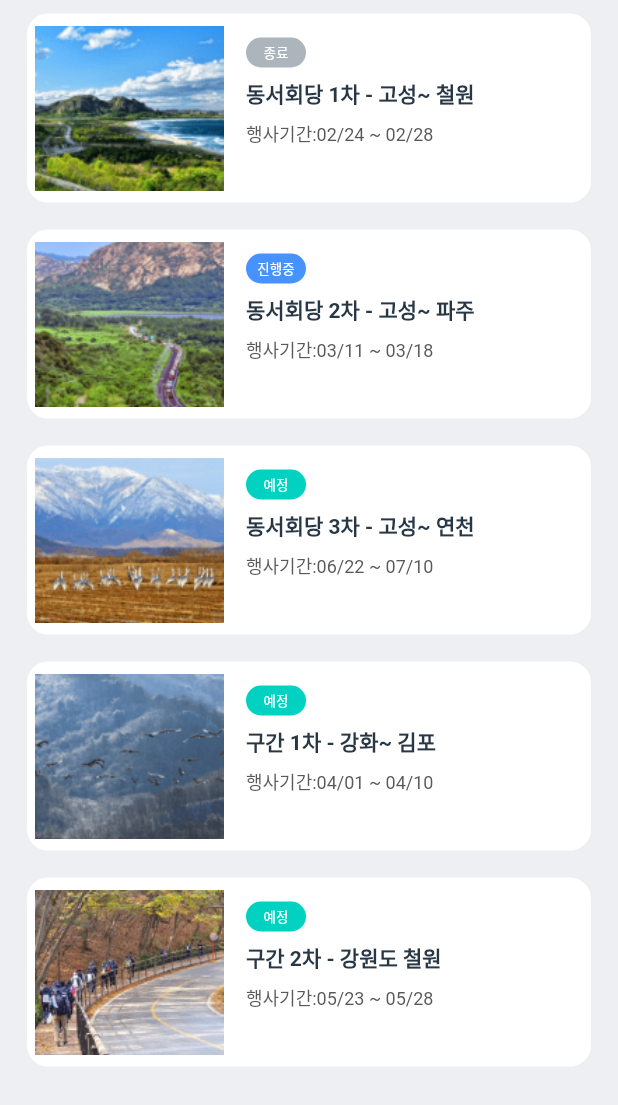
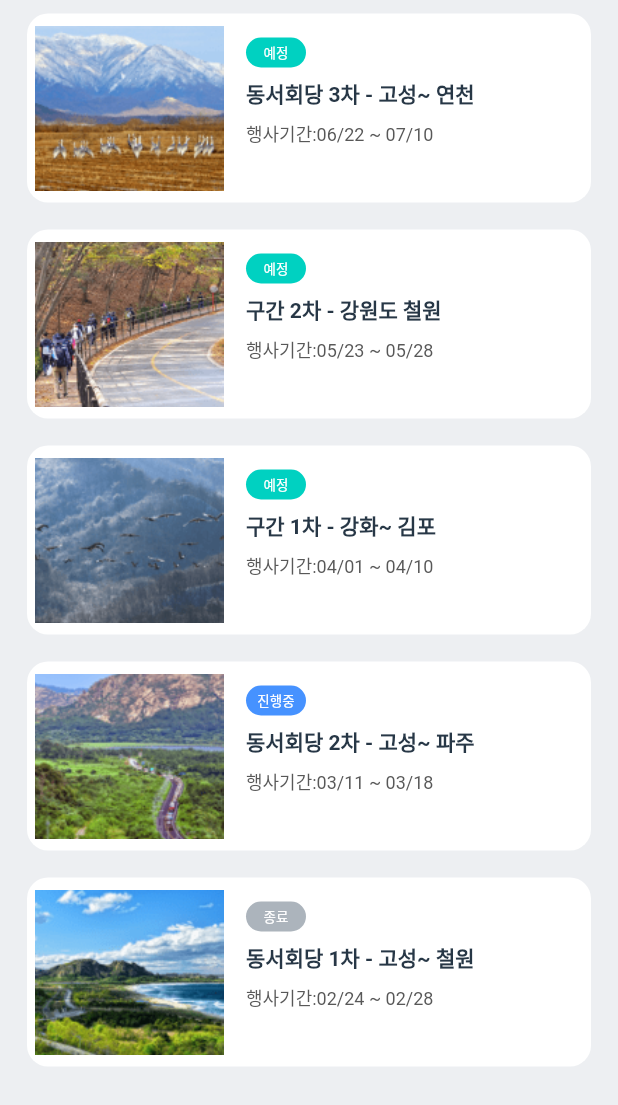
Before and after one commit to jungchungsub/IgiKorea_test, a Flutter app: the screen it shows after launch, on a phone screen of 412 x 824 dp. Shown: the top 1105 px of the screen. Run offline on Flutter 3.47's test engine with Material 2 defaults, Android fonts, the phone set to English and light mode, and no system bars.

Commit message:
행사 자동정렬 완성

```diff
--- a/lib/pages/home_page.dart
+++ b/lib/pages/home_page.dart
@@ -23,11 +23,11 @@ class _HomePageState extends State<HomePage> {
     '구간 2차 - 강원도 철원',
   ];
   static List<DateTime> firstDate = [
-    DateTime(2023, 2, 24),
-    DateTime(2023, 3, 11),
-    DateTime(2023, 6, 22),
-    DateTime(2023, 4, 1),
-    DateTime(2023, 5, 23),
+    DateTime.utc(2023, 2, 24),
+    DateTime.utc(2023, 3, 11),
+    DateTime.utc(2023, 6, 22),
+    DateTime.utc(2023, 4, 1),
+    DateTime.utc(2023, 5, 23),
   ];
   static List<DateTime> lastDate = [
     DateTime.utc(2023, 2, 28),
@@ -58,7 +58,10 @@ class _HomePageState extends State<HomePage> {
   @override
   Widget build(BuildContext context) {
     String formatDate = DateFormat('yy/MM/dd').format(now);
-    Duration diff = now.difference(firstDate[0]);
+    eventData.sort((a, b) {
+      return b.firstDate.compareTo(a.firstDate);
+    });
+
     return Scaffold(
       backgroundColor: gBackgroundColor,
       body: ListView.builder(
```
